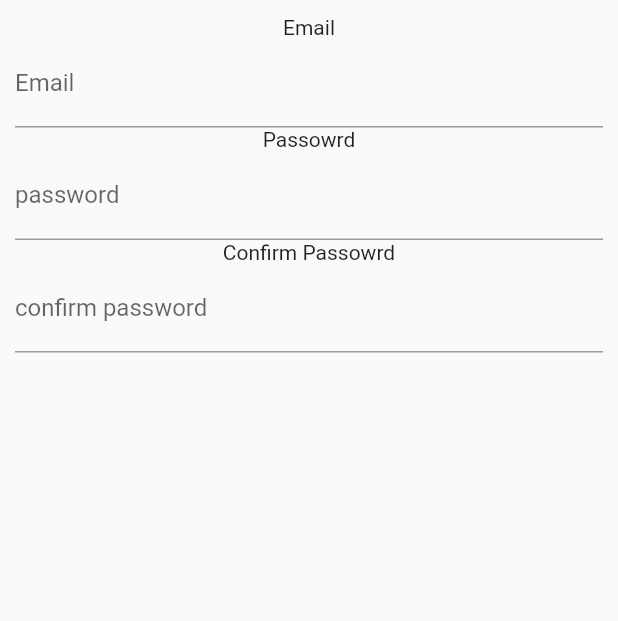
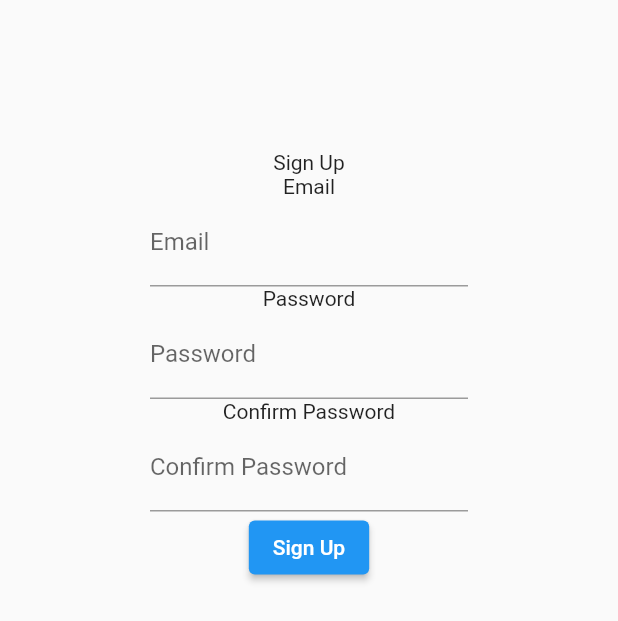
Before and after one commit to IDATA2503-Mobile-Applikasjoner/aksje_app, a Flutter app: the screen it shows after launch, after a tap on the "person" icon, on a phone screen of 412 x 824 dp. Shown: the top 621 px of the screen. Run offline on Flutter 3.47's test engine with Material 2 defaults, Android fonts, the light colour scheme and no system bars; our stand-ins replace fl_chart; network calls fail.

Commit message:
Added create user function.
Added a api call to create user.
The info from the input files is used to create the user.
Also adde obscureText to the password input fileds so you cant see the password writen in.
Added a check password function, that checks if the password and confirmpassword are the same.

```diff
--- a/lib/widgets/pages/inventory.dart
+++ b/lib/widgets/pages/inventory.dart
@@ -17,7 +17,7 @@ class _InventoryState extends State<Inventory> {
   void navPersonPage() {
     Navigator.push(
       context,
-      MaterialPageRoute(builder: (context) => (const SignUp())),
+      MaterialPageRoute(builder: (context) => (SignUp())),
     );
   }
 
--- a/lib/widgets/pages/sign-up.dart
+++ b/lib/widgets/pages/sign-up.dart
@@ -1,38 +1,92 @@
 import 'package:flutter/material.dart';
+import 'package:http/http.dart' as http;
+import 'dart:convert';
 
 class SignUp extends StatelessWidget {
-  const SignUp({Key? key}) : super(key: key);
+  SignUp({Key? key}) : super(key: key);
 
+  final TextEditingController emailController = TextEditingController();
+  final TextEditingController passwordController = TextEditingController();
+  final TextEditingController confirmPasswordController = TextEditingController();
 
-  void createUser(String email, String password) {
+  bool checkPassowrd(String password, String confirmPassword) {
+    return password == confirmPassword;
   }
+
+  Future<void> createUser(BuildContext context, String email, String password) async {
+    var url = Uri.parse('http://10.0.2.2:8080/api/user');
+    var body = jsonEncode({'email': email, 'password': password});
+
+    try {
+      var response = await http.post(
+        url,
+        headers: <String, String>{
+          'Content-Type': 'application/json; charset=UTF-8',
+        },
+        body: body,
+      );
+        if (response.statusCode == 201) {
+          print('User created successfully');
+        }
+        else if (response.statusCode == 400) {
+          var errorMessage = json.decode(response.body);
+          print('Error message: $errorMessage');
+          ScaffoldMessenger.of(context).showSnackBar(
+          SnackBar(content: Text(errorMessage)),
+      );
+    }
+    } catch (e) {
+      print('Failed to create user. Error: $e');
+    }
+  }
+
 
   @override
   Widget build(BuildContext context) {
-    return const Scaffold(
+    return Scaffold(
       body: Column(
         children: [
           Padding(
-            padding: EdgeInsets.all(10),
+            padding: const EdgeInsets.all(100),
             child: Column(
               children: [
-                Text('Email'),
+                const Text('Sign Up'),
+                const Text('Email'),
                 TextField(
-                  decoration: InputDecoration(
+                  controller: emailController,
+                  decoration: const InputDecoration(
                     labelText: 'Email',
                   ),
                 ),
-                Text('Passowrd'),
+                const Text('Password'),
                 TextField(
-                  decoration: InputDecoration(
-                    labelText: 'password'
+                  controller: passwordController,
+                  obscureText: true,
+                  decoration: const InputDecoration(
+                    labelText: 'Password',
                   ),
                 ),
-                Text('Confirm Passowrd'),
+                const Text('Confirm Password'),
                 TextField(
-                  decoration: InputDecoration(
-                    labelText: 'confirm password'
+                  controller: confirmPasswordController,
+                  obscureText: true,
+                  decoration: const InputDecoration(
+                    labelText: 'Confirm Password',
                   ),
+                ),
+                ElevatedButton(
+                  onPressed: () {
+                    String email = emailController.text;
+                    String password = passwordController.text;
+                    String confirmPassword = confirmPasswordController.text;
+                    if(checkPassowrd(password, confirmPassword)) {
+                      createUser(context, email, password);
+                    }
+                    else {
+                      print("Not same password");
+                    }
+                  },
+                  child: const Text('Sign Up'),
                 ),
               ],
             ),
--- a/pubspec.yaml
+++ b/pubspec.yaml
@@ -37,6 +37,7 @@ dependencies:
   cupertino_icons: ^1.0.2
   fl_chart: ^0.64.0
   dio: ^5.3.3
+  http: ^1.1.0
 
 dev_dependencies:
   flutter_test:
```
Also changed, not shown: pubspec.lock.
